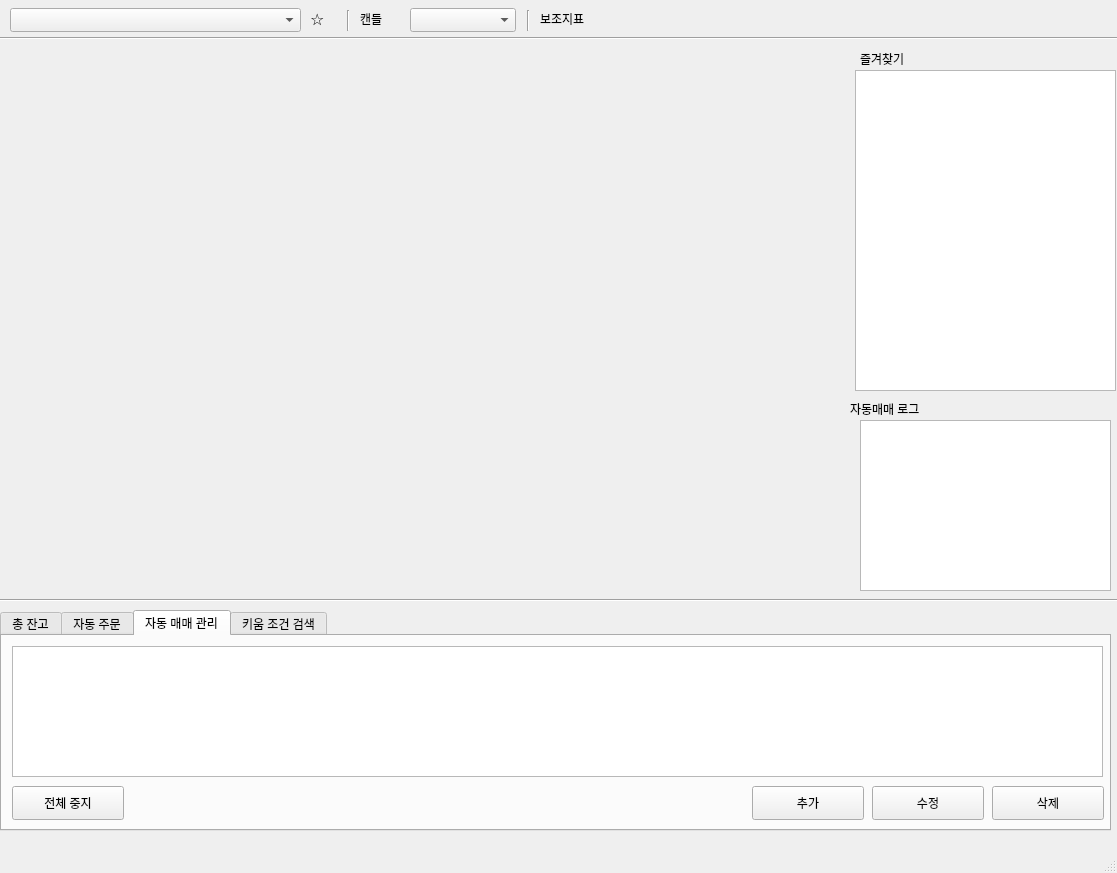
The window that main.ui (songxuanqing/PAT) describes before a commit, drawn with Qt 5.
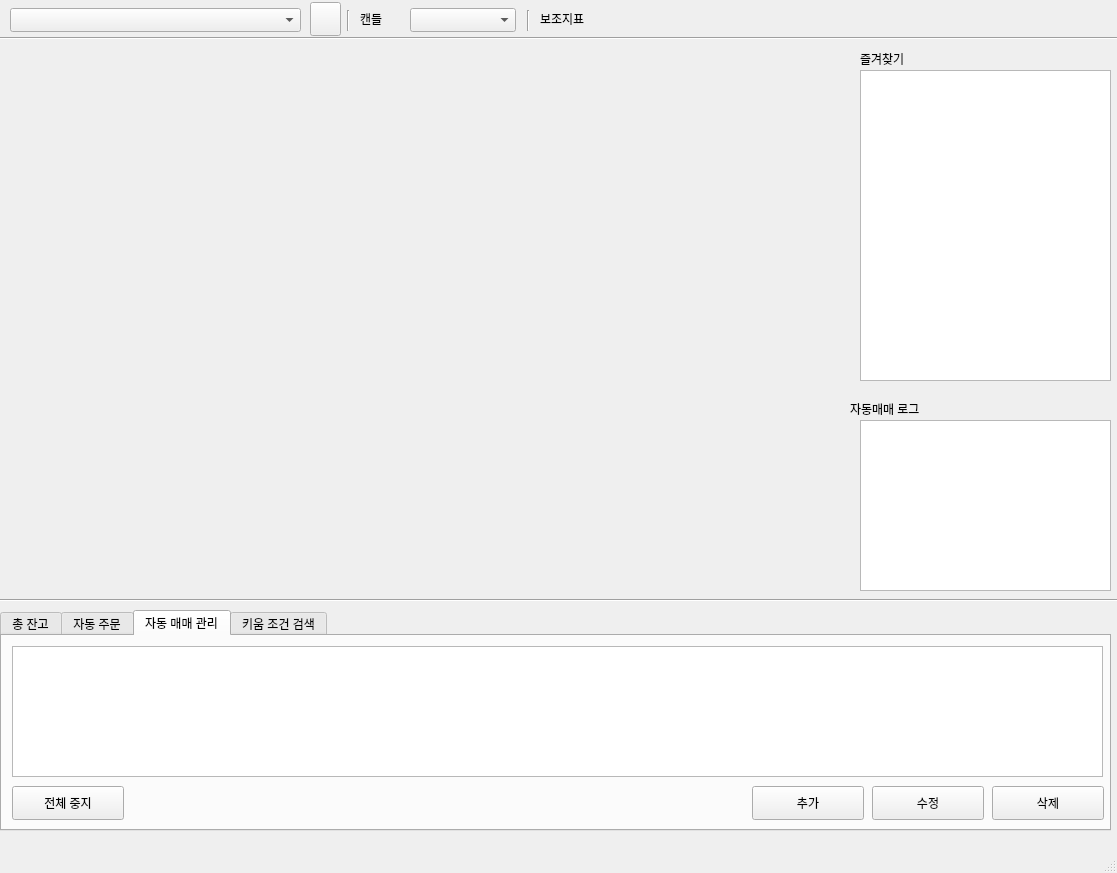
The same window after the commit.

Patch:
```diff
--- a/main.ui
+++ b/main.ui
@@ -164,16 +164,6 @@
      <enum>Qt::Horizontal</enum>
     </property>
    </widget>
-   <widget class="QTableView" name="tbl_favoriteTable">
-    <property name="geometry">
-     <rect>
-      <x>855</x>
-      <y>70</y>
-      <width>261</width>
-      <height>321</height>
-     </rect>
-    </property>
-   </widget>
    <widget class="QLabel" name="label">
     <property name="geometry">
      <rect>
@@ -220,27 +210,6 @@
      </rect>
     </property>
    </widget>
-   <widget class="QLabel" name="lb_favoriteStar">
-    <property name="geometry">
-     <rect>
-      <x>310</x>
-      <y>10</y>
-      <width>31</width>
-      <height>18</height>
-     </rect>
-    </property>
-    <property name="font">
-     <font>
-      <pointsize>12</pointsize>
-     </font>
-    </property>
-    <property name="text">
-     <string>☆</string>
-    </property>
-    <property name="textFormat">
-     <enum>Qt::PlainText</enum>
-    </property>
-   </widget>
    <widget class="QComboBox" name="cb_candleList">
     <property name="geometry">
      <rect>
@@ -345,6 +314,29 @@
      </property>
     </layout>
    </widget>
+   <widget class="QPushButton" name="bt_favorite">
+    <property name="geometry">
+     <rect>
+      <x>310</x>
+      <y>2</y>
+      <width>31</width>
+      <height>34</height>
+     </rect>
+    </property>
+    <property name="text">
+     <string/>
+    </property>
+   </widget>
+   <widget class="QListWidget" name="tv_favorite">
+    <property name="geometry">
+     <rect>
+      <x>860</x>
+      <y>70</y>
+      <width>251</width>
+      <height>311</height>
+     </rect>
+    </property>
+   </widget>
   </widget>
   <widget class="QStatusBar" name="statusbar"/>
  </widget>
```
